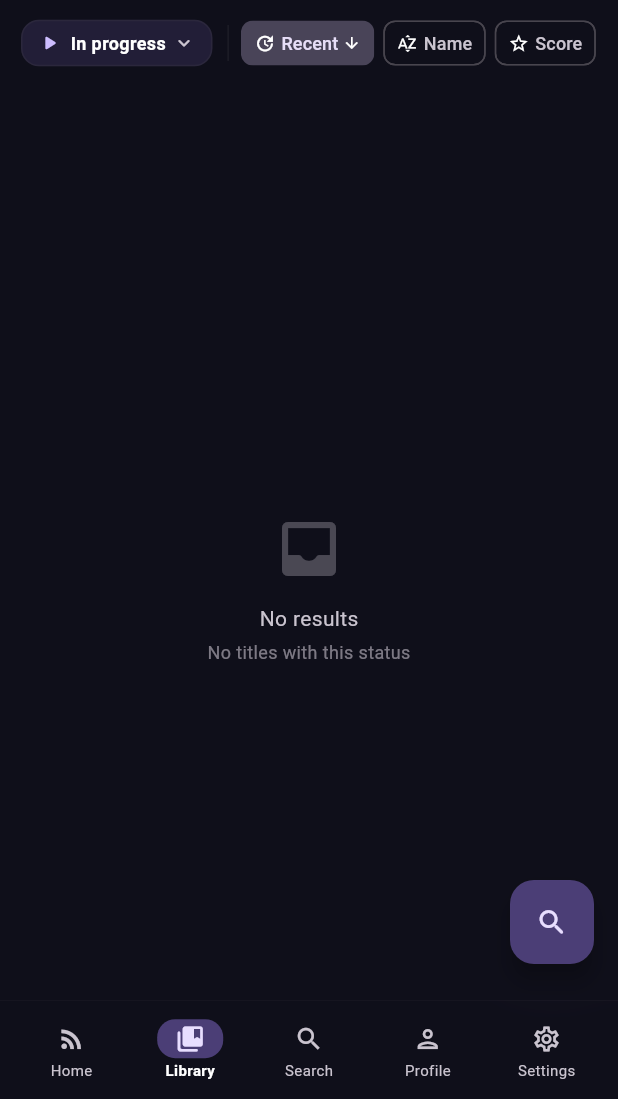
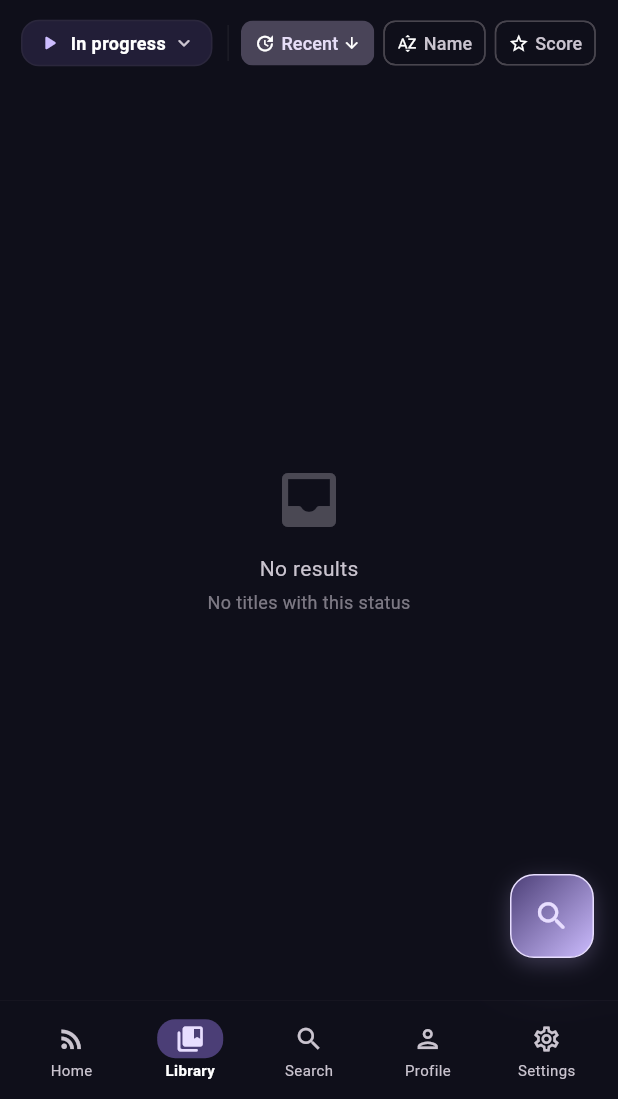
Before and after one commit to Sevaaru/Cronicle, a Flutter app: the screen it shows after launch, item 2 of the bottom bar chosen, on a phone screen of 412 x 824 dp, the part 137-1236 px from its top. Run offline on Flutter 3.47's test engine with Material 3 defaults, Android fonts, the phone set to English and light mode, and no system bars; our stand-ins replace cached_network_image, connectivity_plus, dio, drift, drift_flutter, file_picker and 9 more; missing offline and left inert: dart:html, dart:js_interop, dart:ui_web, extension_google_sign_in_as_googleapis_auth, google_sign_in_web, googleapis and 1 more; accounts and stored records are empty; generated files the repository leaves out were written again; network calls fail.

Commit message:
Refactor UI components for improved layout and localization support
- Updated padding in `activity_replies_page.dart`, `library_page.dart`, and `settings_page.dart` for better visual consistency.
- Introduced `_LibrarySearchFab` widget for enhanced search functionality in the library.
- Added localization strings for library search features in English and Spanish.
- Adjusted `app_shell.dart` to disable body extension for proper layout handling.

```diff
--- a/lib/features/feed/presentation/activity_replies_page.dart
+++ b/lib/features/feed/presentation/activity_replies_page.dart
@@ -7,7 +7,6 @@ import 'package:cronicle/features/anime/presentation/anime_providers.dart';
 import 'package:cronicle/l10n/app_localizations.dart';
 import 'package:cronicle/shared/widgets/anilist_markdown.dart';
 import 'package:cronicle/shared/widgets/glass_card.dart';
-import 'package:cronicle/shared/widgets/glass_bottom_nav.dart';
 
 String _timeAgo(DateTime dt, AppLocalizations l10n) {
   final diff = DateTime.now().difference(dt);
@@ -152,9 +151,9 @@ class _ReplyInputBar extends ConsumerWidget {
     final tokenAsync = ref.watch(anilistTokenProvider);
     final isLoggedIn = tokenAsync.valueOrNull != null;
 
-    final shellNavPad = kGlassBottomNavContentHeight;
+    final bottomInset = MediaQuery.viewPaddingOf(context).bottom;
     return Container(
-      padding: EdgeInsets.fromLTRB(12, 8, 8, 8 + shellNavPad),
+      padding: EdgeInsets.fromLTRB(12, 8, 8, 8 + bottomInset),
       decoration: BoxDecoration(
         color: cs.surfaceContainerLow,
         border: Border(top: BorderSide(color: cs.outlineVariant.withAlpha(60))),
--- a/lib/features/library/presentation/library_page.dart
+++ b/lib/features/library/presentation/library_page.dart
@@ -171,15 +171,9 @@ class _LibraryPageState extends ConsumerState<LibraryPage> {
     return Scaffold(
       appBar: AppBar(title: Text(l10n.libraryTitle)),
       floatingActionButton: Padding(
-        padding: EdgeInsets.only(
-          bottom: kGlassBottomNavContentHeight +
-              MediaQuery.viewPaddingOf(context).bottom +
-              8,
-        ),
-        child: FloatingActionButton(
-          heroTag: 'library_search_fab',
-          onPressed: () => _openLibrarySearchPage(context),
-          child: const Icon(Icons.search_rounded, size: 22),
+        padding: const EdgeInsets.only(bottom: 12),
+        child: _LibrarySearchFab(
+          onTap: () => _openLibrarySearchPage(context),
         ),
       ),
       body: Column(
@@ -301,7 +295,7 @@ class _LibraryPageState extends ConsumerState<LibraryPage> {
                 }
                 return ListView.builder(
                   controller: _scrollController,
-                  padding: const EdgeInsets.fromLTRB(16, 4, 16, 100),
+                  padding: const EdgeInsets.fromLTRB(16, 4, 16, 20),
                   addAutomaticKeepAlives: false,
                   itemCount: entries.length + (hasMore ? 1 : 0),
                   itemBuilder: (context, i) {
@@ -735,8 +729,10 @@ class _LibrarySearchPageState extends State<_LibrarySearchPage> {
       byKind.putIfAbsent(kind, () => []).add(e);
     }
 
+    const bottomSafePad = 20.0;
+
     return Scaffold(
-      appBar: AppBar(title: const Text('Buscar en biblioteca')),
+      appBar: AppBar(title: Text(l10n.librarySearchTitle)),
       body: Column(
       children: [
         Padding(
@@ -747,7 +743,7 @@ class _LibrarySearchPageState extends State<_LibrarySearchPage> {
             onChanged: (v) => setState(() => _query = v),
             decoration: InputDecoration(
               prefixIcon: const Icon(Icons.search_rounded),
-              hintText: 'Buscar en biblioteca...',
+              hintText: l10n.librarySearchHint,
               suffixIcon: _query.isNotEmpty
                   ? IconButton(
                       icon: const Icon(Icons.close_rounded),
@@ -769,7 +765,7 @@ class _LibrarySearchPageState extends State<_LibrarySearchPage> {
           child: _query.trim().isEmpty
               ? Center(
                   child: Text(
-                    'Escribe un título para buscar',
+                    l10n.librarySearchPrompt,
                     style: TextStyle(color: cs.onSurfaceVariant),
                   ),
                 )
@@ -781,11 +777,11 @@ class _LibrarySearchPageState extends State<_LibrarySearchPage> {
                       ),
                     )
                   : ListView(
-                      padding: const EdgeInsets.fromLTRB(12, 0, 12, 20),
+                      padding: EdgeInsets.fromLTRB(12, 0, 12, bottomSafePad),
                       children: [
                         _SearchSectionHeader(
                           icon: Icons.public_rounded,
-                          title: 'Resultados globales',
+                          title: l10n.librarySearchGlobalResults,
                         ),
                         const SizedBox(height: 6),
                         ...filtered.map((e) => _SearchEntryTile(
@@ -909,3 +905,55 @@ class _SearchEntryTile extends StatelessWidget {
     );
   }
 }
+
+class _LibrarySearchFab extends StatelessWidget {
+  const _LibrarySearchFab({required this.onTap});
+  final VoidCallback onTap;
+
+  @override
+  Widget build(BuildContext context) {
+    final cs = Theme.of(context).colorScheme;
+    final isDark = Theme.of(context).brightness == Brightness.dark;
+    return GestureDetector(
+      onTap: onTap,
+      child: Container(
+        width: 56,
+        height: 56,
+        alignment: Alignment.center,
+        decoration: BoxDecoration(
+          borderRadius: BorderRadius.circular(16),
+          gradient: LinearGradient(
+            begin: Alignment.topLeft,
+            end: Alignment.bottomRight,
+            colors: isDark
+                ? [
+                    cs.primaryContainer,
+                    cs.primary,
+                  ]
+                : [
+                    cs.primary,
+                    cs.secondary,
+                  ],
+          ),
+          border: Border.all(
+            color: isDark ? cs.onPrimaryContainer : cs.onPrimary,
+            width: 1,
+          ),
+          boxShadow: [
+            BoxShadow(
+              color: cs.primary.withAlpha(60),
+              blurRadius: 12,
+              spreadRadius: 0,
+              offset: const Offset(0, 4),
+            ),
+          ],
+        ),
+        child: Icon(
+          Icons.search_rounded,
+          size: 25,
+          color: isDark ? cs.onPrimaryContainer : cs.onPrimary,
+        ),
+      ),
+    );
+  }
+}
--- a/lib/features/settings/presentation/settings_page.dart
+++ b/lib/features/settings/presentation/settings_page.dart
@@ -37,7 +37,7 @@ class SettingsPage extends ConsumerWidget {
     return Scaffold(
       appBar: AppBar(title: Text(l10n.settingsTitle)),
       body: ListView(
-        padding: const EdgeInsets.fromLTRB(16, 8, 16, 100),
+        padding: const EdgeInsets.fromLTRB(16, 8, 16, 20),
         children: [
           GlassCard(
             child: Column(
--- a/lib/l10n/app_en.arb
+++ b/lib/l10n/app_en.arb
@@ -73,6 +73,10 @@
   "libraryNoResults": "No results",
   "libraryNoStatusResults": "No titles with this status",
   "librarySearchAndAdd": "Search and add content",
+  "librarySearchTitle": "Search library",
+  "librarySearchHint": "Search in library...",
+  "librarySearchPrompt": "Type a title to search",
+  "librarySearchGlobalResults": "Global results",
 
   "statusAll": "All",
   "statusCurrent": "In progress",
--- a/lib/l10n/app_es.arb
+++ b/lib/l10n/app_es.arb
@@ -82,6 +82,10 @@
   "libraryNoResults": "Sin resultados",
   "libraryNoStatusResults": "No hay títulos con este estado",
   "librarySearchAndAdd": "Busca y añade contenido",
+  "librarySearchTitle": "Buscar en biblioteca",
+  "librarySearchHint": "Buscar en biblioteca...",
+  "librarySearchPrompt": "Escribe un título para buscar",
+  "librarySearchGlobalResults": "Resultados globales",
 
   "statusAll": "Todo",
   "statusCurrent": "En progreso",
--- a/lib/l10n/app_localizations.dart
+++ b/lib/l10n/app_localizations.dart
@@ -475,6 +475,30 @@ abstract class AppLocalizations {
   /// In es, this message translates to:
   /// **'Busca y añade contenido'**
   String get librarySearchAndAdd;
+
+  /// No description provided for @librarySearchTitle.
+  ///
+  /// In es, this message translates to:
+  /// **'Buscar en biblioteca'**
+  String get librarySearchTitle;
+
+  /// No description provided for @librarySearchHint.
+  ///
+  /// In es, this message translates to:
+  /// **'Buscar en biblioteca...'**
+  String get librarySearchHint;
+
+  /// No description provided for @librarySearchPrompt.
+  ///
+  /// In es, this message translates to:
+  /// **'Escribe un título para buscar'**
+  String get librarySearchPrompt;
+
+  /// No description provided for @librarySearchGlobalResults.
+  ///
+  /// In es, this message translates to:
+  /// **'Resultados globales'**
+  String get librarySearchGlobalResults;
 
   /// No description provided for @statusAll.
   ///
--- a/lib/shared/widgets/app_shell.dart
+++ b/lib/shared/widgets/app_shell.dart
@@ -70,7 +70,7 @@ class _AppShellState extends ConsumerState<AppShell> {
 
     return Scaffold(
       body: widget.child,
-      extendBody: true,
+      extendBody: false,
       bottomNavigationBar: GlassBottomNav(
         currentIndex: widget.currentIndex,
         onTap: widget.onTabChanged,
```
Also changed, not shown: lib/l10n/app_localizations_en.dart (+12 -0 lines), lib/l10n/app_localizations_es.dart (+12 -0 lines).
